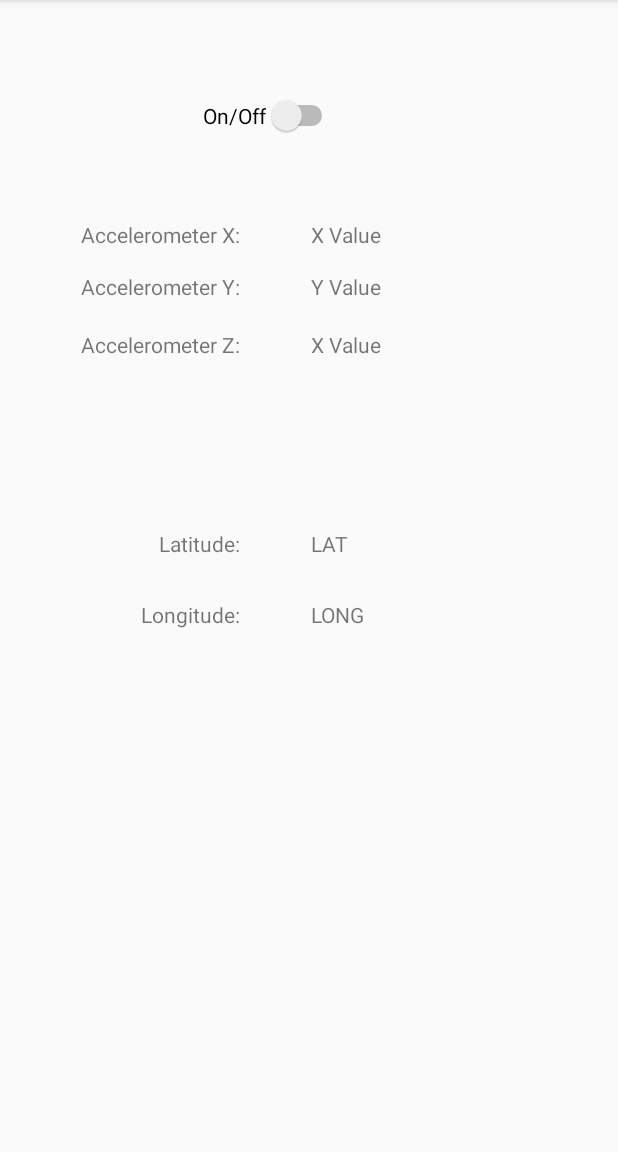
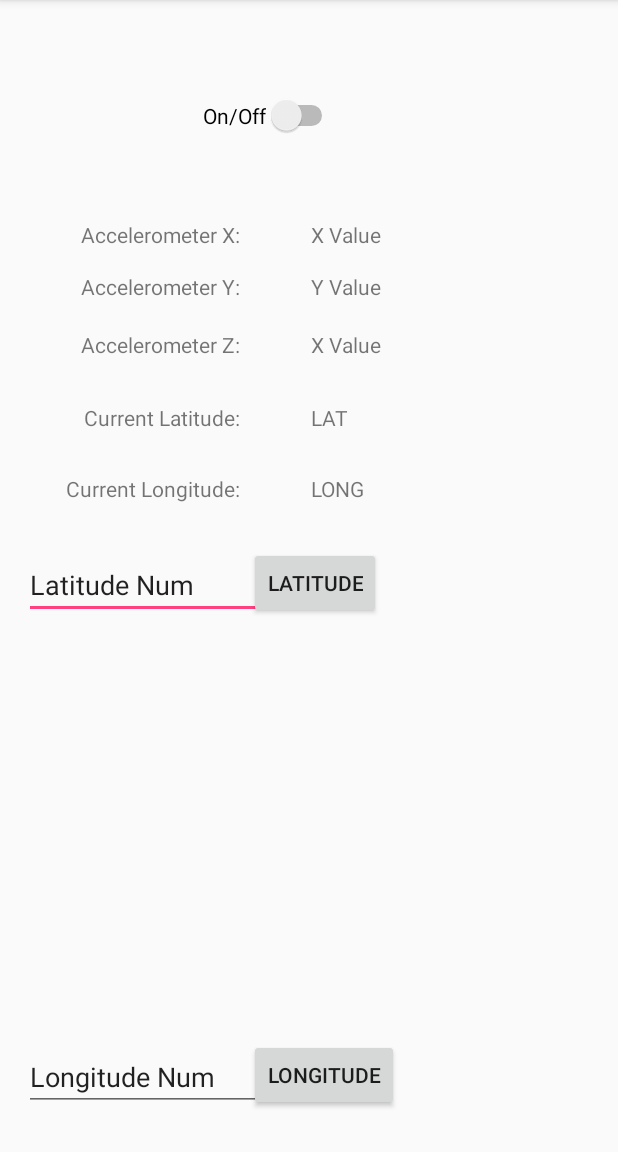
Before and after one commit to sam4de/sam_forde_lab05a-master, an Android app: the screen it shows after launch (MainActivity), on a phone screen of 412 x 824 dp, the part 84-1236 px from its top. Run offline under Robolectric (Android 15) with nearby library versions, the phone set to English and light mode, and no system bars; libraries missing offline, so code that uses them is left out: org.puredata.android, org.puredata.core; 7 statements that could not run were skipped.

Commit message:
5 mark edit

```diff
--- a/app/src/main/java/com/csis/lab05/MainActivity.java
+++ b/app/src/main/java/com/csis/lab05/MainActivity.java
@@ -19,6 +19,10 @@ import android.support.v4.app.ActivityCompat;
 import android.support.v7.app.AppCompatActivity;
 import android.os.Bundle;
 import android.util.Log;
+import android.view.View;
+import android.widget.Button;
+import android.widget.CompoundButton;
+import android.widget.Switch;
 import android.widget.TextView;
 import android.widget.Toast;
 
@@ -59,7 +63,11 @@ public class MainActivity extends AppCompatActivity implements SensorEventListen
         accelZ = (TextView) findViewById(R.id.accelZValue);
         lati = (TextView) findViewById(R.id.LatValue);
         longi = (TextView) findViewById(R.id.LongValue);
-
+        Button send = (Button) findViewById(R.id.sendButton);
+        Button send1 = (Button) findViewById(R.id.sendButton1);
+        Switch initSynthSwitch = (Switch) findViewById(R.id.onOffSwitch);
+        final TextView freqText = (TextView) findViewById(R.id.sendText);
+        final TextView freqText1 = (TextView) findViewById(R.id.sendText1);
 
         mSensorManager = (SensorManager)
         getSystemService(Context.SENSOR_SERVICE);
@@ -72,6 +80,9 @@ public class MainActivity extends AppCompatActivity implements SensorEventListen
 
         super.setRequestedOrientation(ActivityInfo.SCREEN_ORIENTATION_LOCKED);
         //For declaring and initialising XML items, Always of form OBJECT_TYPE VARIABLE_NAME = (OBJECT_TYPE) findViewById(R.id.ID_SPECIFIED_IN_XML);
+
+
+
         try { // try the code below, catch errors if things go wrong
             initPD(); //method is below to start PD
             loadPDPatch("synth.pd"); // This is the name of the patch in the zip
@@ -79,6 +90,34 @@ public class MainActivity extends AppCompatActivity implements SensorEventListen
             e.printStackTrace(); // print error if init or load patch fails.
             finish(); // end program
         }
+        initSynthSwitch.setOnCheckedChangeListener(new CompoundButton.OnCheckedChangeListener() {
+            @Override
+            public void onCheckedChanged(CompoundButton buttonView, boolean isChecked) {
+                float val = (isChecked) ?  1.0f : 0.0f; // value = (get value of isChecked, if true val = 1.0f, if false val = 0.0f)
+                sendFloatPD("onOff", val); //send value to patch, receiveEvent names onOff
+
+                //<------Turn on Volume-------------->
+                //This will need its own listener if you provide xml widget to control
+                sendFloatPD("amp",1.0f);
+            }
+        });
+        send1.setOnClickListener(new View.OnClickListener() {
+            @Override
+            public void onClick(View view) {
+
+                sendFloatPD("freq", Float.parseFloat(freqText1.getText().toString()));
+
+            }
+        });
+        send.setOnClickListener(new View.OnClickListener() {
+            @Override
+            public void onClick(View view) {
+
+                sendFloatPD("freq", Float.parseFloat(freqText.getText().toString()));
+
+            }
+        });
+
 if (ActivityCompat.checkSelfPermission(this,
         Manifest.permission.ACCESS_FINE_LOCATION) !=
         PackageManager.PERMISSION_GRANTED &&
@@ -179,10 +218,10 @@ if (ActivityCompat.checkSelfPermission(this,
         Log.i("MyLocation", Double.toString(latitude) + " " +
         Double.toString(longitude));
 
-        sendFloatPD("latValue",Float.parseFloat(Double.toString(latitude)));
+        sendFloatPD("latitude",Float.parseFloat(Double.toString(latitude)));
         lati.setText(String.valueOf(latitude));
 
-        sendFloatPD("longi",Float.parseFloat(Double.toString(longitude)));
+        sendFloatPD("longitude",Float.parseFloat(Double.toString(longitude)));
         longi.setText(String.valueOf(longitude));
     }
 
--- a/app/src/main/res/layout/activity_main.xml
+++ b/app/src/main/res/layout/activity_main.xml
@@ -15,7 +15,7 @@
         android:layout_width="wrap_content"
         android:layout_height="wrap_content"
         android:layout_marginStart="119dp"
-        android:id="@+id/switch1"
+        android:id="@+id/onOffSwitch"
         android:layout_marginTop="47dp"
         android:text="On/Off"
         android:layout_alignParentTop="true"
@@ -25,8 +25,8 @@
         android:text="Accelerometer X:"
         android:layout_width="wrap_content"
         android:layout_height="wrap_content"
-        android:layout_below="@+id/switch1"
-        android:layout_alignEnd="@+id/switch1"
+        android:layout_below="@+id/onOffSwitch"
+        android:layout_alignEnd="@+id/onOffSwitch"
         android:layout_marginEnd="65dp"
         android:layout_marginTop="56dp"
         android:id="@+id/AccelXText" />
@@ -77,16 +77,7 @@
         android:layout_alignStart="@+id/accelXValue" />
 
     <TextView
-        android:text="Latitude:"
-        android:layout_width="wrap_content"
-        android:layout_height="wrap_content"
-        android:layout_below="@+id/AccelZText"
-        android:layout_alignEnd="@+id/AccelYText"
-        android:layout_marginTop="113dp"
-        android:id="@+id/LatText" />
-
-    <TextView
-        android:text="Longitude:"
+        android:text="Current Longitude:"
         android:layout_width="wrap_content"
         android:layout_height="wrap_content"
         android:layout_below="@+id/LatText"
@@ -110,4 +101,51 @@
         android:layout_alignBaseline="@+id/LongText"
         android:layout_alignBottom="@+id/LongText"
         android:layout_alignStart="@+id/LatValue" />
+
+    <TextView
+        android:text="Current Latitude:"
+        android:layout_width="wrap_content"
+        android:layout_height="wrap_content"
+        android:layout_marginTop="29dp"
+        android:id="@+id/LatText"
+        android:layout_below="@+id/AccelZText"
+        android:layout_alignEnd="@+id/AccelYText" />
+
+    <Button
+        android:text="Longitude"
+        android:layout_width="wrap_content"
+        android:layout_height="wrap_content"
+        android:id="@+id/sendButton1"
+        android:layout_alignParentBottom="true"
+        android:layout_alignStart="@+id/sendButton"
+        android:layout_marginBottom="11dp" />
+
+    <Button
+        android:text="Latitude"
+        android:layout_width="wrap_content"
+        android:layout_height="wrap_content"
+        android:id="@+id/sendButton"
+        android:layout_below="@+id/LongValue"
+        android:layout_alignEnd="@+id/accelZValue"
+        android:layout_marginTop="29dp" />
+
+    <EditText
+        android:layout_width="wrap_content"
+        android:layout_height="wrap_content"
+        android:inputType="numberDecimal"
+        android:ems="10"
+        android:id="@+id/sendText"
+        android:layout_alignBottom="@+id/sendButton"
+        android:layout_alignEnd="@+id/onOffSwitch"
+        android:text="Latitude Num" />
+
+    <EditText
+        android:layout_width="wrap_content"
+        android:layout_height="wrap_content"
+        android:inputType="numberDecimal"
+        android:ems="10"
+        android:layout_alignBottom="@+id/sendButton1"
+        android:layout_alignParentStart="true"
+        android:id="@+id/sendText1"
+        android:text="Longitude Num" />
 </RelativeLayout>
```
Also changed, not shown: 5 other files.
